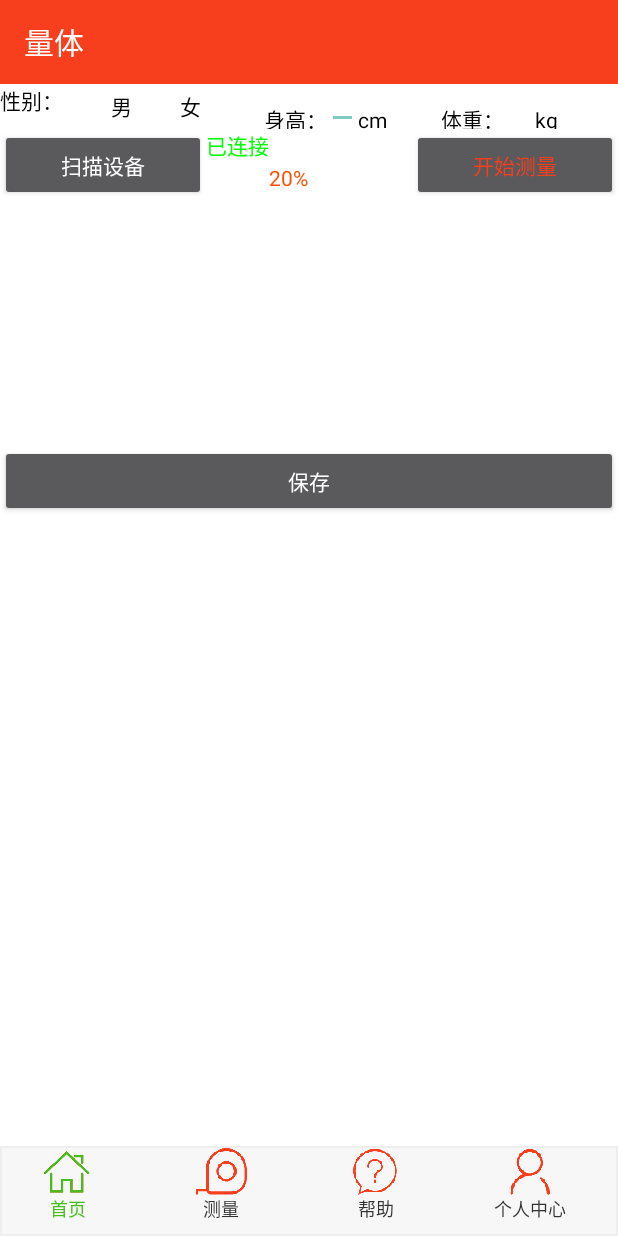
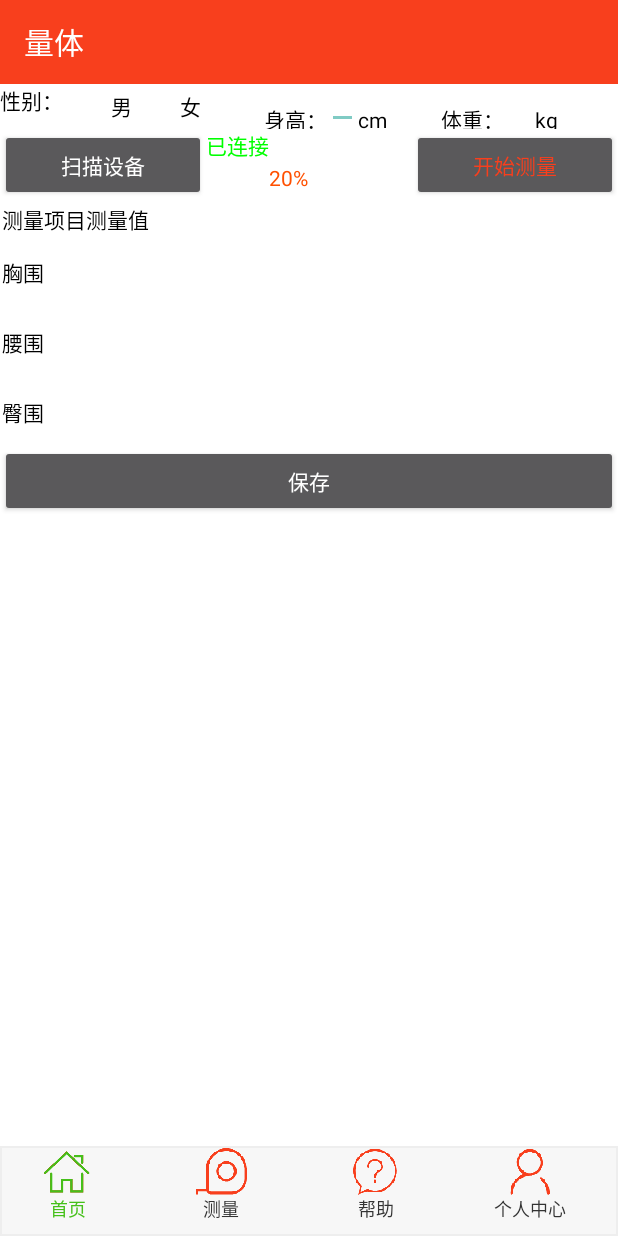
Before and after one commit to 1097919195/measurer, an Android app: the MeasureActivity screen opened directly, with no data from a screen before it, on a phone screen of 412 x 824 dp. Run offline under Robolectric (Android 15) with nearby library versions, the phone set to English and light mode, and no system bars; our stand-ins replace ButterKnife; libraries missing offline, so code that uses them is left out: com.polidea.rxandroidble; 5 statements that could not run were skipped.

Commit message:
保存测量结果

```diff
--- a/app/src/main/java/stuido/tsing/iclother/measure/MeasureActivity.java
+++ b/app/src/main/java/stuido/tsing/iclother/measure/MeasureActivity.java
@@ -6,6 +6,7 @@ import stuido.tsing.iclother.R;
 import stuido.tsing.iclother.base.BaseActivity;
 import stuido.tsing.iclother.utils.ActivityUtils;
 import stuido.tsing.iclother.utils.BLEclientHelper;
+import stuido.tsing.iclother.utils.schedulers.SchedulerProvider;
 
 /**
  * Created by Endless on 2017/7/19.
@@ -14,6 +15,7 @@ import stuido.tsing.iclother.utils.BLEclientHelper;
 public class MeasureActivity extends BaseActivity {
     public static final int REQUEST_ADD_MEASUREMENT = 1;
     private RxBleClient rxBleClient;
+    private MeasurePresenter mPresenter;
 
     @Override
     protected CharSequence getToolbarTitle() {
@@ -29,6 +31,7 @@ public class MeasureActivity extends BaseActivity {
             measure_fragment = MeasureFragment.newInstance();
             ActivityUtils.addFragmentToActivity(getSupportFragmentManager(), measure_fragment, R.id.act_content_view);
         }
+        mPresenter = new MeasurePresenter(rxBleClient, measure_fragment, SchedulerProvider.getInstance());
     }
 
     @Override
--- a/app/src/main/java/stuido/tsing/iclother/measure/MeasureContract.java
+++ b/app/src/main/java/stuido/tsing/iclother/measure/MeasureContract.java
@@ -2,6 +2,7 @@ package stuido.tsing.iclother.measure;
 
 import stuido.tsing.iclother.base.BasePresenter;
 import stuido.tsing.iclother.base.BaseView;
+import stuido.tsing.iclother.data.measure.Measurement;
 
 /**
  * Created by Endless on 2017/8/1.
@@ -10,9 +11,14 @@ import stuido.tsing.iclother.base.BaseView;
 public interface MeasureContract {
     interface View extends BaseView<Presenter> {
 
+        void showSuccessSave();
+
+        void showSaveError();
+
+        void setLoadingIndicator(boolean b);
     }
 
     interface Presenter extends BasePresenter {
-
+        void saveMeasurement(Measurement measurement);
     }
 }
--- a/app/src/main/java/stuido/tsing/iclother/measure/MeasureFragment.java
+++ b/app/src/main/java/stuido/tsing/iclother/measure/MeasureFragment.java
@@ -3,18 +3,67 @@ package stuido.tsing.iclother.measure;
 import android.os.Bundle;
 import android.support.annotation.Nullable;
 import android.support.v4.app.Fragment;
+import android.support.v7.widget.AppCompatButton;
+import android.text.TextUtils;
 import android.view.LayoutInflater;
 import android.view.View;
 import android.view.ViewGroup;
+import android.widget.EditText;
+import android.widget.RadioButton;
+import android.widget.RadioGroup;
+import android.widget.TextView;
+import android.widget.Toast;
 
+import com.google.gson.GsonBuilder;
+
+import java.util.LinkedHashMap;
+import java.util.Map;
+
+import butterknife.BindView;
+import butterknife.ButterKnife;
+import butterknife.OnClick;
+import butterknife.Unbinder;
 import stuido.tsing.iclother.R;
+import stuido.tsing.iclother.data.measure.Measurement;
+
+import static com.google.gson.internal.$Gson$Preconditions.checkNotNull;
 
 /**
  * Created by Endless on 2017/8/1.
  */
 
 public class MeasureFragment extends Fragment implements MeasureContract.View {
-    private MeasurePresenter mPresenter;
+    @BindView(R.id.radio_male)
+    RadioButton radioMale;
+    @BindView(R.id.radio_female)
+    RadioButton radioFemale;
+    @BindView(R.id.sex_rg)
+    RadioGroup sexRadioGroup;
+    @BindView(R.id.measure_height_input)
+    EditText measureHeightInput;
+    @BindView(R.id.measure_weight_input)
+    EditText measureWeightInput;
+    @BindView(R.id.scan_device)
+    AppCompatButton scanDevice;
+    @BindView(R.id.disconnect_device)
+    AppCompatButton disconnectDevice;
+    @BindView(R.id.ruler_state)
+    TextView rulerState;
+    @BindView(R.id.ruler_battery)
+    TextView rulerBattery;
+    @BindView(R.id.measure_button)
+    AppCompatButton measureButton;
+    @BindView(R.id.xiongwei_et)
+    EditText xiongweiEt;
+    @BindView(R.id.yaowei_et)
+    EditText yaoweiEt;
+    @BindView(R.id.tunwei_et)
+    EditText tunweiEt;
+    @BindView(R.id.save_measure_result)
+    AppCompatButton saveMeasureResult;
+    Unbinder unbinder;
+    private MeasureContract.Presenter mPresenter;
+    private Map<String, String> mData = new LinkedHashMap<>();
 
     public MeasureFragment() {
     }
@@ -26,13 +75,13 @@ public class MeasureFragment extends Fragment implements MeasureContract.View {
     @Override
     public void onResume() {
         super.onResume();
-//        mPresenter.subscribe();
+        mPresenter.subscribe();
     }
 
     @Override
     public void onPause() {
         super.onPause();
-//        mPresenter.unsubscribe();
+        mPresenter.unsubscribe();
     }
 
     @Nullable
@@ -40,11 +89,80 @@ public class MeasureFragment extends Fragment implements MeasureContract.View {
     public View onCreateView(LayoutInflater inflater, @Nullable ViewGroup container, @Nullable Bundle savedInstanceState) {
         View root = inflater.inflate(R.layout.measure_frag, container, false);
 
+        unbinder = ButterKnife.bind(this, root);
         return root;
     }
 
     @Override
     public void setPresenter(MeasureContract.Presenter presenter) {
+        mPresenter = checkNotNull(presenter);
+    }
+
+    @Override
+    public void onDestroyView() {
+        super.onDestroyView();
+        unbinder.unbind();
+    }
+
+    @OnClick({R.id.scan_device, R.id.disconnect_device, R.id.measure_button, R.id.save_measure_result})
+    public void onViewClicked(View view) {
+        switch (view.getId()) {
+            case R.id.scan_device:
+                break;
+            case R.id.disconnect_device:
+                break;
+            case R.id.measure_button:
+                break;
+            case R.id.save_measure_result:
+                saveMeasurement();
+                break;
+        }
+    }
+
+    private void saveMeasurement() {
+        String height = measureHeightInput.getText().toString();
+        checkInputValid(height, "身高");
+        String weight = measureWeightInput.getText().toString();
+        checkInputValid(weight, "体重");
+        String xiongwei = xiongweiEt.getText().toString();
+        checkInputValid(xiongwei, "胸围");
+        String yaowei = yaoweiEt.getText().toString();
+        checkInputValid(yaowei, "腰围");
+        String tunwei = tunweiEt.getText().toString();
+        checkInputValid(tunwei, "臀围");
+        mData.put("xiongwei", xiongwei);
+        mData.put("yaowei", yaowei);
+        mData.put("tunwei", tunwei);
+        int sex = 0;
+        if (sexRadioGroup.getCheckedRadioButtonId() == radioFemale.getId()) {
+            sex = 1;
+        }
+
+        String data = new GsonBuilder().enableComplexMapKeySerialization().create().toJson(mData);
+        Measurement measurement = new Measurement("11", data, sex);
+        mPresenter.saveMeasurement(measurement);
+    }
+
+    @Override
+    public void showSuccessSave() {
 
     }
+
+    @Override
+    public void showSaveError() {
+
+    }
+
+    @Override
+    public void setLoadingIndicator(boolean b) {
+
+    }
+
+    private void checkInputValid(String v, String field) {
+        if (TextUtils.isEmpty(v)) showInputError(field);
+    }
+
+    private void showInputError(String field) {
+        Toast.makeText(getActivity(), field + "不能为空", Toast.LENGTH_SHORT).show();
+    }
 }
--- a/app/src/main/res/layout/measure_base_div.xml
+++ b/app/src/main/res/layout/measure_base_div.xml
@@ -17,6 +17,7 @@
 
         <RadioGroup
             android:layout_width="wrap_content"
+            android:id="@+id/sex_rg"
             android:layout_height="wrap_content"
             android:orientation="horizontal">
 
--- a/app/src/main/res/layout/measure_list_layout.xml
+++ b/app/src/main/res/layout/measure_list_layout.xml
@@ -4,7 +4,7 @@
     android:layout_height="wrap_content">
 
     <TableRow
-        android:layout_width="wrap_content"
+        android:layout_width="match_parent"
         android:layout_height="wrap_content"
         android:layout_marginLeft="1dp"
         android:layout_marginRight="1dp"
@@ -13,16 +13,18 @@
         <TextView
             android:layout_width="wrap_content"
             android:layout_height="wrap_content"
-            android:text="@string/measure_item_title" />
+            android:text="@string/measure_item_title"
+            android:textColor="@color/black" />
 
         <TextView
             android:layout_width="wrap_content"
             android:layout_height="wrap_content"
-            android:text="@string/measure_value_title" />
+            android:text="@string/measure_value_title"
+            android:textColor="@color/black" />
     </TableRow>
 
     <TableRow
-        android:layout_width="wrap_content"
+        android:layout_width="match_parent"
         android:layout_height="wrap_content"
         android:layout_marginLeft="1dp"
         android:layout_marginRight="1dp"
@@ -31,7 +33,8 @@
         <TextView
             android:layout_width="wrap_content"
             android:layout_height="wrap_content"
-            android:text="@string/xiongwei_prompt" />
+            android:text="@string/xiongwei_prompt"
+            android:textColor="@color/black" />
 
         <EditText
             android:id="@+id/xiongwei_et"
@@ -41,7 +44,7 @@
     </TableRow>
 
     <TableRow
-        android:layout_width="wrap_content"
+        android:layout_width="match_parent"
         android:layout_height="wrap_content"
         android:layout_marginLeft="1dp"
         android:layout_marginRight="1dp"
@@ -50,7 +53,8 @@
         <TextView
             android:layout_width="wrap_content"
             android:layout_height="wrap_content"
-            android:text="@string/yaowei_prompt" />
+            android:text="@string/yaowei_prompt"
+            android:textColor="@color/black" />
 
         <EditText
             android:id="@+id/yaowei_et"
@@ -60,7 +64,7 @@
     </TableRow>
 
     <TableRow
-        android:layout_width="wrap_content"
+        android:layout_width="match_parent"
         android:layout_height="wrap_content"
         android:layout_marginLeft="1dp"
         android:layout_marginRight="1dp"
@@ -69,7 +73,8 @@
         <TextView
             android:layout_width="wrap_content"
             android:layout_height="wrap_content"
-            android:text="@string/tunwei_prompt" />
+            android:text="@string/tunwei_prompt"
+            android:textColor="@color/black" />
 
         <EditText
             android:id="@+id/tunwei_et"
```
Also changed, not shown: app/src/main/java/stuido/tsing/iclother/measure/MeasurePresenter.java (+41 -3 lines).
